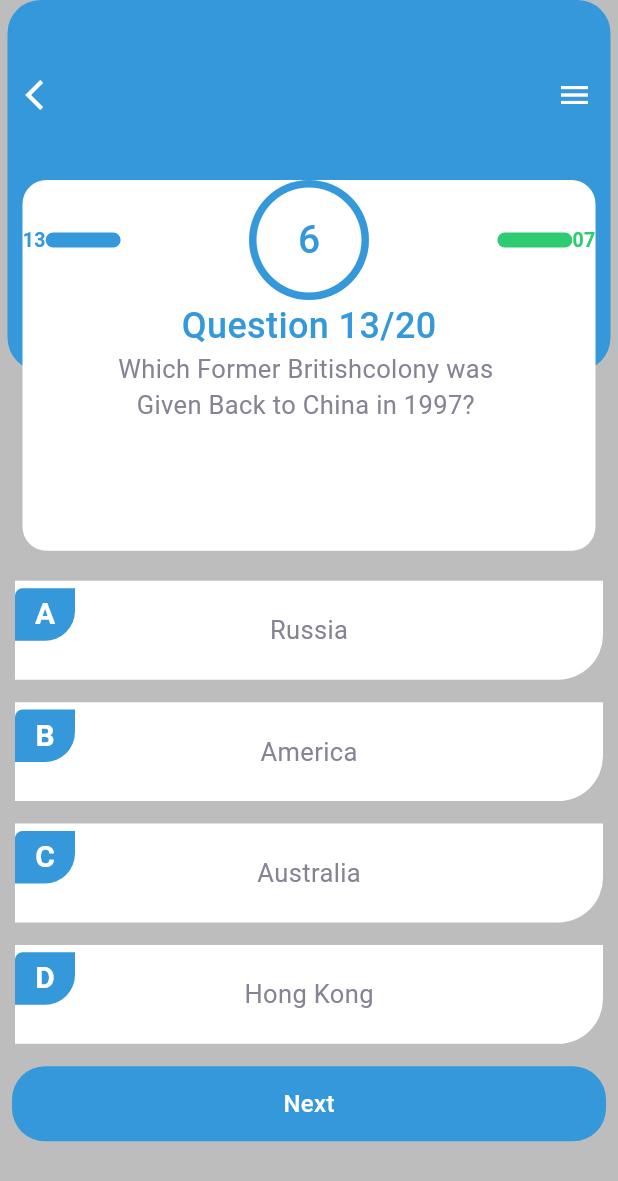
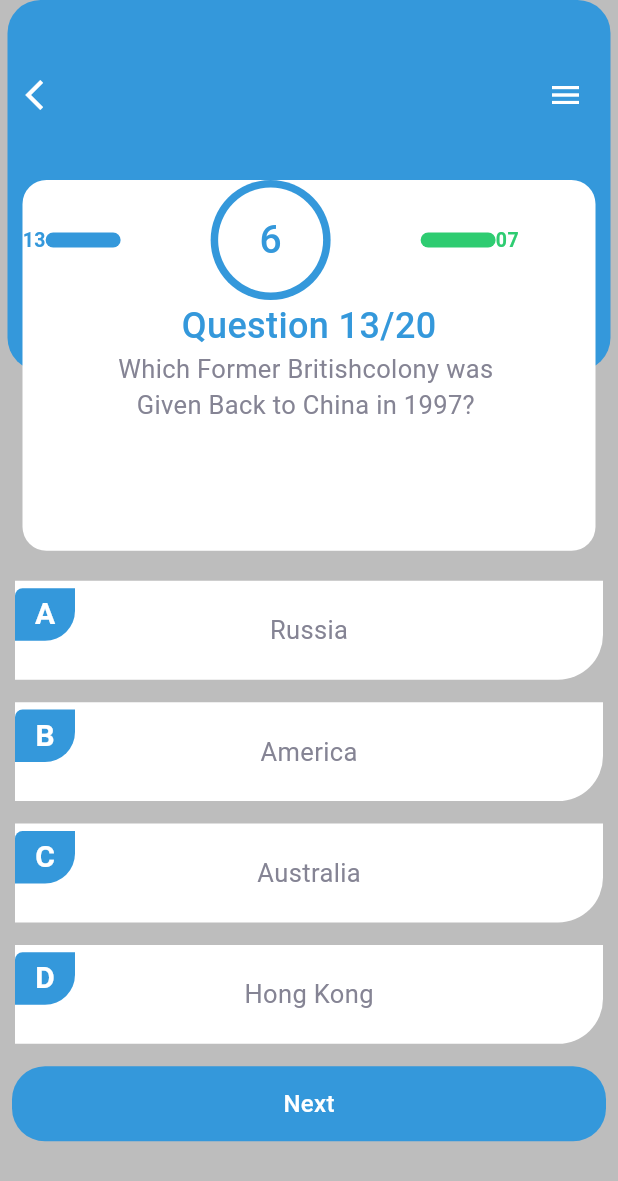
Before and after one commit to mahmoudrabie97/quiz_APP, a Flutter app: the QuestionView screen opened directly, on a phone screen of 412 x 824 dp. Shown: the top 1181 px of the screen. Run offline on Flutter 3.47's test engine with Material 3 defaults, Android fonts, the phone set to English and light mode, and no system bars; our stand-ins replace flutter_bloc, flutter_svg, shared_preferences; accounts and stored records are empty; project files that could hold a hidden picture were left out.

Commit message:
fix error

```diff
--- a/lib/pages/question/widgets/custom_question_body.dart
+++ b/lib/pages/question/widgets/custom_question_body.dart
@@ -1,11 +1,11 @@
 import 'package:flutter/material.dart';
-import 'package:quizapp/pages/question/widgets/custom_bottom_sheet_ietm.dart';
 import 'package:quizapp/utilites/appcolors.dart';
 import 'package:quizapp/utilites/assets.dart';
 import 'package:quizapp/utilites/styles.dart';
 
 import '../../../utilites/widgets/custombutton.dart';
 import '../../solo_quize/widgets/custom_row_question_body.dart';
+import 'custom_bottom_sheet_ietm.dart';
 import 'custom_main_container_question.dart';
 import 'custom_row_question_appbar.dart';
 import 'custom_stack_answer.dart';
@@ -25,6 +25,7 @@ class CustomQuestionBody extends StatelessWidget {
             CustomMainContainerQuestion(height: height),
             //SizedBox(height: MediaQuery.of(context).size.height * .1,),
             Positioned(
+
               left: 15,
               right: 15,
               top: 120,
@@ -62,7 +63,7 @@ class CustomQuestionBody extends StatelessWidget {
               showModalBottomSheet<void>(
                 context: context,
                 builder: (BuildContext context) {
-                  return CustomShowBottomSheetIetm() ;
+                  return CustomShowBottomSheetIetm();
                 },
               );
             },
--- a/lib/pages/question/widgets/custom_row_question_appbar.dart
+++ b/lib/pages/question/widgets/custom_row_question_appbar.dart
@@ -16,7 +16,7 @@ class CustomRowQuestionAppbar extends StatelessWidget {
             color: AppColor.whiteColor,
           ),
         ),
-        Spacer(),
+        SizedBox(width: 300,),
         IconButton(
           onPressed: () {},
           icon: const Icon(
--- a/lib/pages/solo_quize/widgets/custom_row_question_body.dart
+++ b/lib/pages/solo_quize/widgets/custom_row_question_body.dart
@@ -22,13 +22,8 @@ class CustomRowQuestionBody extends StatelessWidget {
             borderRadius: BorderRadius.all(Radius.circular(20)),
           ),
         ),
-        const Spacer(),
-        Positioned(
-          top: 0,
-         right: 0,
-         left: 0,
-         bottom: 14,
-          child: CircleAvatar(
+        SizedBox(width: 60,),
+        CircleAvatar(
           backgroundColor: AppColor.primary,
           radius: 40,
           child: CircleAvatar(
@@ -40,8 +35,7 @@ class CustomRowQuestionBody extends StatelessWidget {
             ),
           ),
         ),
-        ),
-        Spacer(),
+        SizedBox(width: 60,),
         Container(
           width: 50,
           height: 10,
```
Lines whose indentation alone changed are shown as unchanged.
